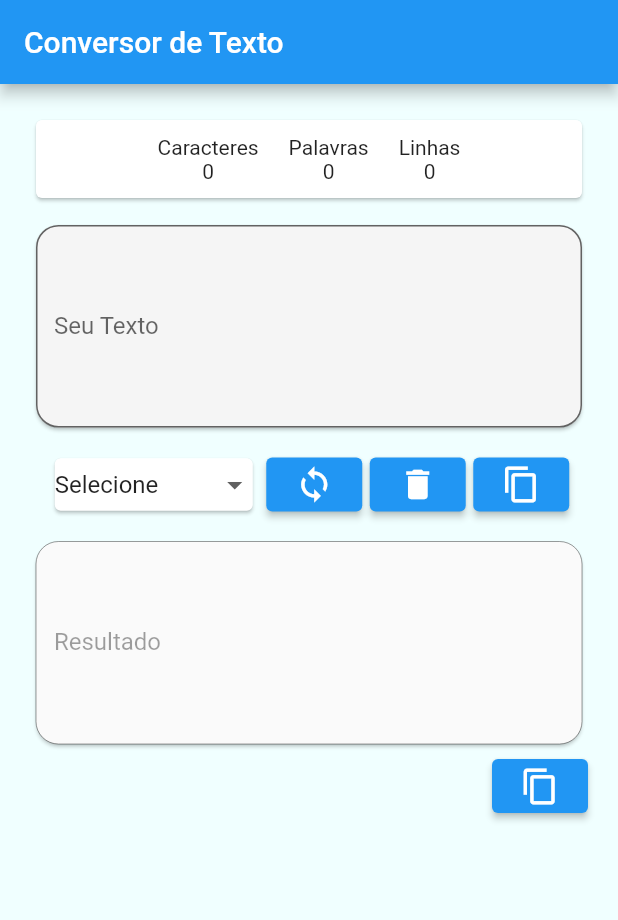
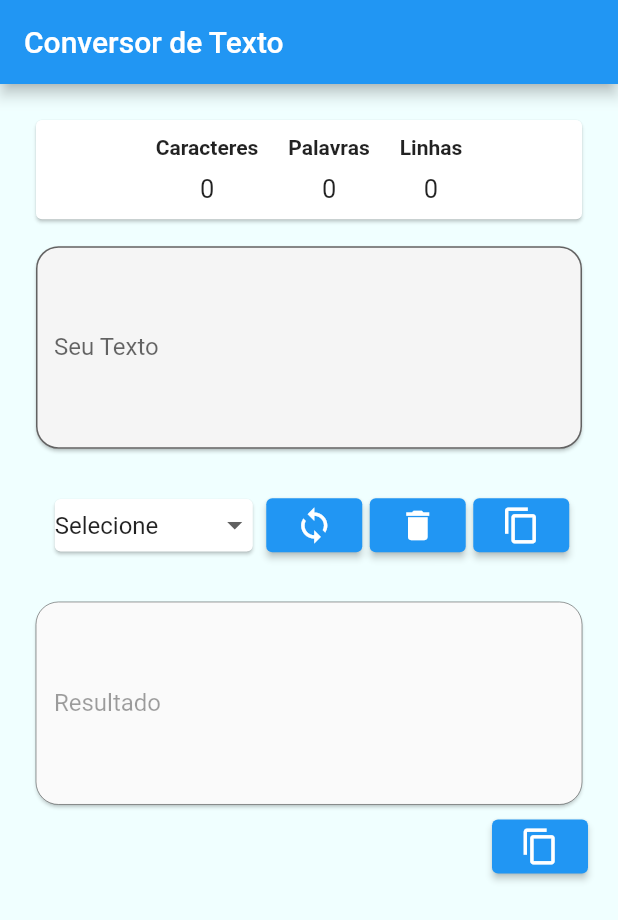
Before and after one commit to LeandroLS-archived/conversor-texto-app, a Flutter app: the screen it shows after launch, on a phone screen of 412 x 824 dp. Shown: the top 920 px of the screen. Run offline on Flutter 3.47's test engine with Material 2 defaults, Android fonts, the phone set to English and light mode, and no system bars.

Commit message:
iniciado ressponsividade

```diff
--- a/lib/widgets/buttons.dart
+++ b/lib/widgets/buttons.dart
@@ -41,7 +41,9 @@ class _ButtonsState extends State<Buttons> {
   ];
   @override
   Widget build(BuildContext context) {
-    return Row(
+    return Container(
+      height: MediaQuery.of(context).size.height * 0.09,
+      child: Row(
         mainAxisAlignment: MainAxisAlignment.spaceAround,
         children: <Widget>[
           Container(
@@ -136,6 +138,7 @@ class _ButtonsState extends State<Buttons> {
             ),
           )
         ],
+      ),
     );
   }
 }
--- a/lib/widgets/text_details_bar.dart
+++ b/lib/widgets/text_details_bar.dart
@@ -39,6 +39,7 @@ class TextDetailsBar extends StatelessWidget {
   @override
   Widget build(BuildContext context) {
     return Container(
+      height: MediaQuery.of(context).size.height * 0.09,
       margin: EdgeInsets.only(bottom: 10),
       child: Card(
         child: Row(
@@ -47,27 +48,42 @@ class TextDetailsBar extends StatelessWidget {
             Container(
               margin: EdgeInsets.all(10),
               child: Column(
+                mainAxisAlignment: MainAxisAlignment.spaceBetween,
                 children: <Widget>[
-                  Text('Caracteres'),
-                  Text(qtdCaracters),
+                  Text(
+                    'Caracteres',
+                    style: TextStyle(fontWeight: FontWeight.bold),
+                  ),
+                  Text(qtdCaracters, style: TextStyle(fontSize: 17)),
                 ],
               ),
             ),
             Container(
               margin: EdgeInsets.all(10),
               child: Column(
+                mainAxisAlignment: MainAxisAlignment.spaceBetween,
                 children: <Widget>[
-                  Text('Palavras'),
-                  Text(qtdPalavras),
+                  Text(
+                    'Palavras',
+                    style: TextStyle(fontWeight: FontWeight.bold),
+                  ),
+                  Text(qtdPalavras, style: TextStyle(fontSize: 17)),
                 ],
               ),
             ),
             Container(
               margin: EdgeInsets.all(10),
               child: Column(
+                mainAxisAlignment: MainAxisAlignment.spaceBetween,
                 children: <Widget>[
-                  Text('Linhas'),
-                  Text(qtdLinhas),
+                  Text(
+                    'Linhas',
+                    style: TextStyle(fontWeight: FontWeight.bold),
+                  ),
+                  Text(
+                    qtdLinhas,
+                    style: TextStyle(fontSize: 17),
+                  ),
                 ],
               ),
             ),
```
Lines whose indentation alone changed are shown as unchanged.
